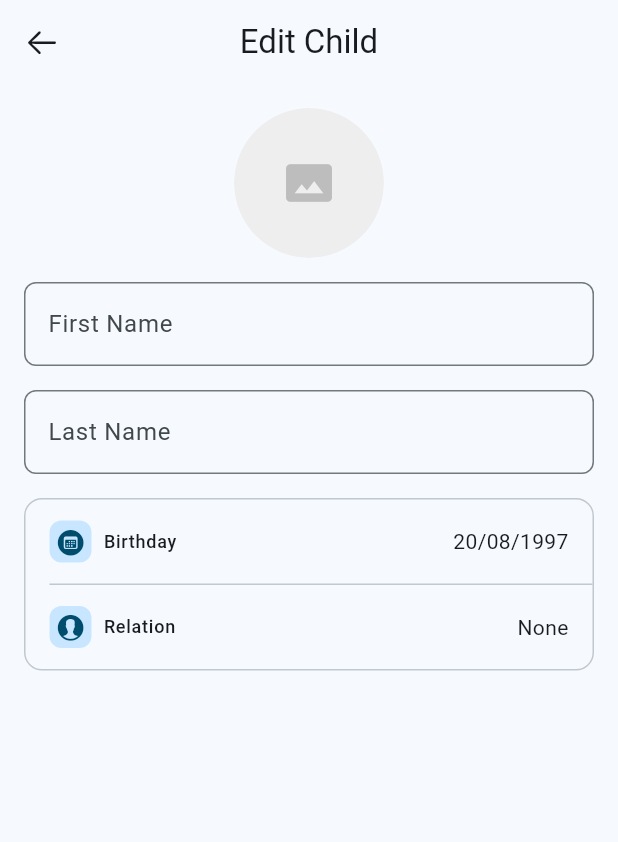
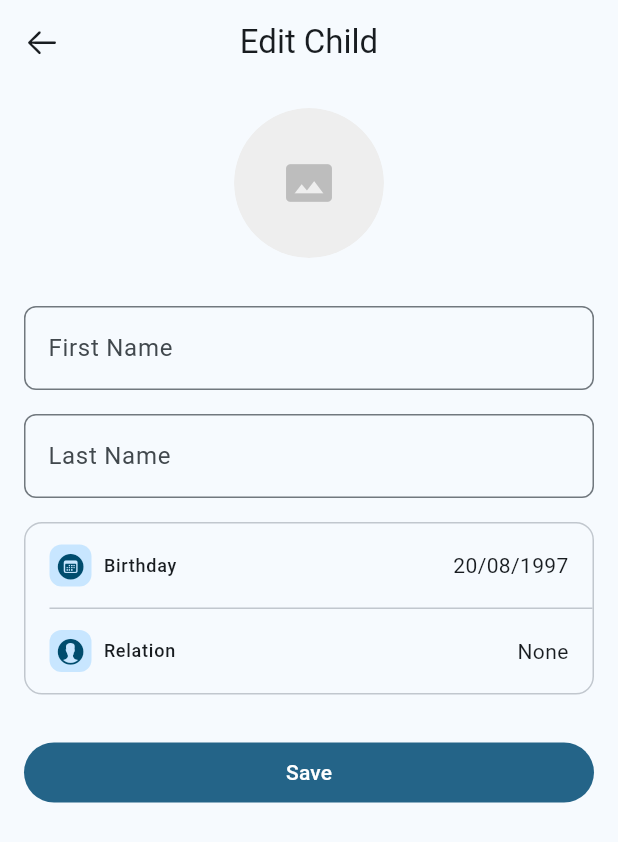
Before and after one commit to Albatrossman/Kidventory-WEB, a Flutter app: the EditChildScreen screen opened directly, on a phone screen of 412 x 824 dp. Shown: the top 842 px of the screen. Run offline on Flutter 3.47's test engine with Material 3 defaults, Android fonts, the phone set to English and light mode, and no system bars; our stand-ins replace image_cropper, image_picker, otp_text_field, rounded_loading_button_plus, syncfusion_flutter_calendar; network calls fail.

Commit message:
Refactor edit child screen

```diff
--- a/lib/feature/main/edit_child/edit_child_screen.dart
+++ b/lib/feature/main/edit_child/edit_child_screen.dart
@@ -1,12 +1,15 @@
 import 'dart:io';
 
 import 'package:flutter/cupertino.dart';
+import 'package:flutter/foundation.dart';
 import 'package:flutter/material.dart';
+import 'package:kidventory_flutter/core/ui/component/button.dart';
 
 import 'package:kidventory_flutter/core/ui/component/image_picker.dart';
 import 'package:kidventory_flutter/core/ui/component/option.dart';
 import 'package:kidventory_flutter/core/ui/util/message_mixin.dart';
 import 'package:kidventory_flutter/core/ui/util/navigation_mixin.dart';
+import 'package:rounded_loading_button_plus/rounded_loading_button.dart';
 
 class EditChildScreen extends StatefulWidget {
   const EditChildScreen({super.key});
@@ -17,9 +20,12 @@ class EditChildScreen extends StatefulWidget {
   }
 }
 
-class _EditChildScreenState extends State<EditChildScreen> with MessageMixin, NavigationMixin {
+class _EditChildScreenState extends State<EditChildScreen>
+    with MessageMixin, NavigationMixin {
   final TextEditingController _firstnameController = TextEditingController();
   final TextEditingController _lastnameController = TextEditingController();
+  final RoundedLoadingButtonController _btnController =
+      RoundedLoadingButtonController();
 
   @override
   Widget build(BuildContext context) {
@@ -32,7 +38,12 @@ class _EditChildScreenState extends State<EditChildScreen> with MessageMixin, Na
         title: const Text('Edit Child'),
         centerTitle: true,
       ),
-      body: SafeArea(
+      body: Center(
+        heightFactor: kIsWeb ? null : 1.0,
+        child: SingleChildScrollView(
+          clipBehavior: Clip.none,
+          keyboardDismissBehavior: ScrollViewKeyboardDismissBehavior.onDrag,
+          child: SafeArea(
             child: Padding(
               padding: const EdgeInsets.symmetric(horizontal: 16.0),
               child: Column(
@@ -43,9 +54,60 @@ class _EditChildScreenState extends State<EditChildScreen> with MessageMixin, Na
                     width: 100,
                     height: 100,
                   ),
+                  SizedBox(
+                    width: kIsWeb ? 420 : null,
+                    child: Column(
+                      children: [
+                        Padding(
+                          padding: const EdgeInsets.only(top: 32.0),
+                          child: firstNameField(context),
+                        ),
                         Padding(
                           padding: const EdgeInsets.only(top: 16.0),
-                child: TextField(
+                          child: lastNameField(context),
+                        ),
+                        Padding(
+                          padding: const EdgeInsets.only(top: 16.0),
+                          child: Container(
+                            decoration: BoxDecoration(
+                              border: Border.all(
+                                width: 1,
+                                color: Theme.of(context)
+                                    .colorScheme
+                                    .outlineVariant,
+                              ),
+                              borderRadius:
+                                  const BorderRadius.all(Radius.circular(12.0)),
+                            ),
+                            clipBehavior: Clip.antiAlias,
+                            child: Column(
+                              children: [
+                                birthdayOption(context),
+                                const Divider(height: 1.0, indent: 16.0),
+                                relationOption(context),
+                              ],
+                            ),
+                          ),
+                        ),
+                      ],
+                    ),
+                  ),
+                  Padding(
+                    padding: const EdgeInsets.only(
+                        top: 32.0, bottom: kIsWeb ? 72.0 : 0.0),
+                    child: saveButton(context),
+                  ),
+                ],
+              ),
+            ),
+          ),
+        ),
+      ),
+    );
+  }
+
+  Widget firstNameField(BuildContext context) {
+    return TextField(
       controller: _firstnameController,
       maxLines: 1,
       decoration: const InputDecoration(
@@ -57,11 +119,11 @@ class _EditChildScreenState extends State<EditChildScreen> with MessageMixin, Na
         label: Text("First Name"),
       ),
       keyboardType: TextInputType.name,
-                ),
-              ),
-              Padding(
-                padding: const EdgeInsets.only(top: 16.0),
-                child: TextField(
+    );
+  }
+
+  Widget lastNameField(BuildContext context) {
+    return TextField(
       controller: _lastnameController,
       maxLines: 1,
       decoration: const InputDecoration(
@@ -73,46 +135,41 @@ class _EditChildScreenState extends State<EditChildScreen> with MessageMixin, Na
         label: Text("Last Name"),
       ),
       keyboardType: TextInputType.name,
-                ),
-              ),
-              Padding(
-                padding: const EdgeInsets.only(top: 16.0),
-                child: Container(
-                  decoration: BoxDecoration(
-                    border: Border.all(
-                      width: 1,
-                      color: Theme.of(context).colorScheme.outlineVariant,
-                    ),
-                    borderRadius: const BorderRadius.all(Radius.circular(12.0)),
-                  ),
-                  clipBehavior: Clip.antiAlias,
-                  child: Column(
-                    children: [
-                      Option(
+    );
+  }
+
+  Widget birthdayOption(BuildContext context) {
+    return Option(
       icon: CupertinoIcons.calendar_circle_fill,
       iconBackgroundColor: Theme.of(context).colorScheme.primaryContainer,
       iconColor: Theme.of(context).colorScheme.onPrimaryContainer,
       label: "Birthday",
-                        onTap: () => { _showDatePicker() },
+      onTap: () => {_showDatePicker()},
       trailing: const Text("20/08/1997"),
-                      ),
-                      const Divider(height: 1.0, indent: 16.0),
-                      Option(
+    );
+  }
+
+  Widget relationOption(BuildContext context) {
+    return Option(
       icon: CupertinoIcons.person_alt_circle_fill,
       iconBackgroundColor: Theme.of(context).colorScheme.primaryContainer,
       iconColor: Theme.of(context).colorScheme.onPrimaryContainer,
       label: "Relation",
-                        onTap: () => { _showRelationPicker() },
+      onTap: () => {_showRelationPicker()},
       trailing: const Text("None"),
-                      ),
-                    ],
+    );
+  }
+
+  Widget saveButton(BuildContext context) {
+    return AppButton(
+      controller: _btnController,
+      child: Text(
+        "Save",
+        style: Theme.of(context).textTheme.labelLarge?.copyWith(
+              color: Theme.of(context).colorScheme.onPrimary,
             ),
       ),
-              )
-            ],
-          ),
-        ),
-      ),
+      onPressed: () => {},
     );
   }
 
@@ -142,9 +199,7 @@ class _EditChildScreenState extends State<EditChildScreen> with MessageMixin, Na
           ),
         );
       },
-    ).then((_) {
-
-    });
+    ).then((_) {});
   }
 
   void _showRelationPicker() {
@@ -189,9 +244,9 @@ class _EditChildScreenState extends State<EditChildScreen> with MessageMixin, Na
     return Container(
       decoration: BoxDecoration(
           border: Border(
-              bottom: BorderSide(color: CupertinoColors.separator.resolveFrom(context), width: 0.0)
-          )
-      ),
+              bottom: BorderSide(
+                  color: CupertinoColors.separator.resolveFrom(context),
+                  width: 0.0))),
       child: Row(
         mainAxisAlignment: MainAxisAlignment.spaceBetween,
         children: [
@@ -209,5 +264,4 @@ class _EditChildScreenState extends State<EditChildScreen> with MessageMixin, Na
       ),
     );
   }
-
 }
```
Lines whose indentation alone changed are shown as unchanged.
